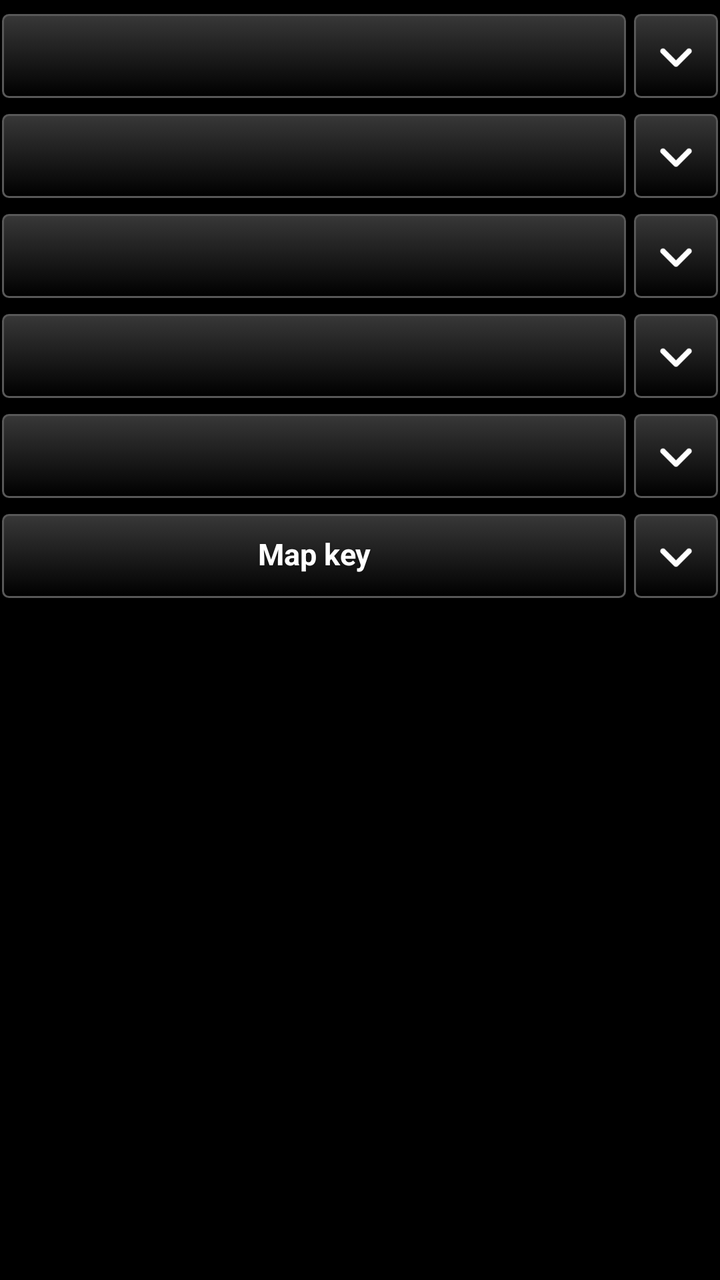
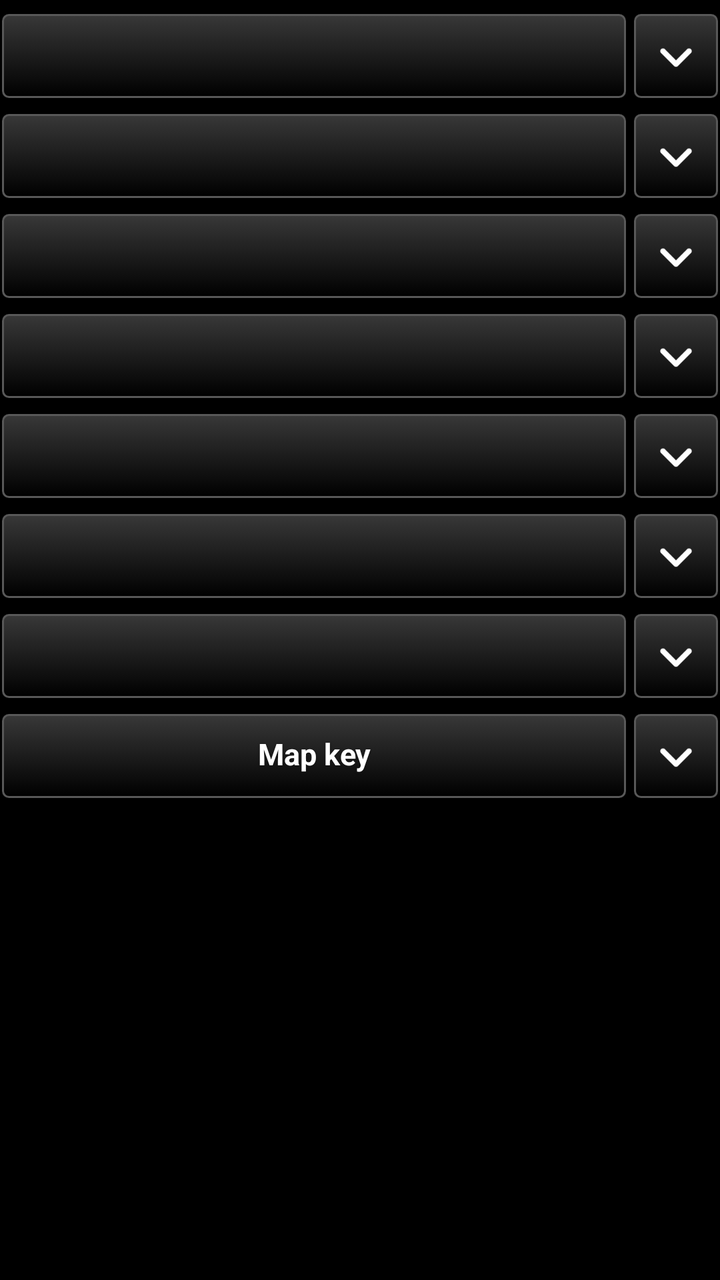

Two renders of the same Android screen: before a commit and after it. Below are the layout's source before the change and the commit's diff.
<!-- AndroidManifest.xml: application theme AppTheme -->
<!-- res/layout/settings_controls.xml -->
<?xml version="1.0" encoding="utf-8"?>
<LinearLayout xmlns:android="http://schemas.android.com/apk/res/android"
    android:layout_width="match_parent"
    android:layout_height="wrap_content"
    android:orientation="vertical">

    
    <LinearLayout
        android:id="@+id/fold_obstacles_row"
        android:layout_width="match_parent"
        android:layout_height="wrap_content"
        android:orientation="horizontal"
        android:gravity="center_vertical"
        android:layout_marginTop="6dp">

        <Button
            android:id="@+id/fold_obstacles_head"
            style="@style/TakwerxButton"
            android:layout_width="0dp"
            android:layout_weight="1"
            android:layout_height="wrap_content" />

        <ImageButton
            android:id="@+id/fold_obstacles_chev"
            style="@style/TakwerxIconButton"
            android:layout_width="44dp"
            android:layout_weight="0"
            android:layout_marginRight="0dp"
            android:contentDescription="@string/show_settings"
            android:src="@drawable/ic_expand" />
    </LinearLayout>

    <LinearLayout
        android:id="@+id/fold_obstacles_body"
        android:layout_width="match_parent"
        android:layout_height="wrap_content"
        android:orientation="vertical"
        android:paddingTop="4dp"
        android:paddingLeft="4dp"
        android:visibility="gone">

        <TextView
            android:layout_width="match_parent"
            android:layout_height="wrap_content"
            android:textSize="13sp"
            android:textColor="@color/white"
            android:text="@string/obstacles_note" />
    </LinearLayout>

    
    <LinearLayout
        android:id="@+id/fold_taller_row"
        android:layout_width="match_parent"
        android:layout_height="wrap_content"
        android:orientation="horizontal"
        android:gravity="center_vertical"
        android:layout_marginTop="6dp">

        <Button
            android:id="@+id/fold_taller_head"
            style="@style/TakwerxButton"
            android:layout_width="0dp"
            android:layout_weight="1"
            android:layout_height="wrap_content" />

        <ImageButton
            android:id="@+id/fold_taller_chev"
            style="@style/TakwerxIconButton"
            android:layout_width="44dp"
            android:layout_weight="0"
            android:layout_marginRight="0dp"
            android:contentDescription="@string/show_settings"
            android:src="@drawable/ic_expand" />
    </LinearLayout>

    <LinearLayout
        android:id="@+id/fold_taller_body"
        android:layout_width="match_parent"
        android:layout_height="wrap_content"
        android:orientation="vertical"
        android:paddingTop="4dp"
        android:visibility="gone">

        
        <LinearLayout
            android:id="@+id/taller_tiles"
            android:layout_width="match_parent"
            android:layout_height="wrap_content"
            android:orientation="horizontal" />
    </LinearLayout>

    
    <LinearLayout
        android:id="@+id/fold_types_row"
        android:layout_width="match_parent"
        android:layout_height="wrap_content"
        android:orientation="horizontal"
        android:gravity="center_vertical"
        android:layout_marginTop="6dp">

        <Button
            android:id="@+id/fold_types_head"
            style="@style/TakwerxButton"
            android:layout_width="0dp"
            android:layout_weight="1"
            android:layout_height="wrap_content" />

        <ImageButton
            android:id="@+id/fold_types_chev"
            style="@style/TakwerxIconButton"
            android:layout_width="44dp"
            android:layout_weight="0"
            android:layout_marginRight="0dp"
            android:contentDescription="@string/show_settings"
            android:src="@drawable/ic_expand" />
    </LinearLayout>

    <LinearLayout
        android:id="@+id/fold_types_body"
        android:layout_width="match_parent"
        android:layout_height="wrap_content"
        android:orientation="vertical"
        android:paddingTop="4dp"
        android:visibility="gone">

        
        <LinearLayout
            android:id="@+id/type_tiles"
            android:layout_width="match_parent"
            android:layout_height="wrap_content"
            android:orientation="vertical" />

        <LinearLayout
            android:layout_width="match_parent"
            android:layout_height="wrap_content"
            android:orientation="horizontal"
            android:layout_marginTop="6dp">

            <Button
                android:id="@+id/btn_types_all_on"
                style="@style/TakwerxButton"
                android:layout_width="0dp"
                android:layout_weight="1"
                android:layout_height="wrap_content"
                android:text="@string/all_on" />

            <Button
                android:id="@+id/btn_types_all_off"
                style="@style/TakwerxButton"
                android:layout_width="0dp"
                android:layout_weight="1"
                android:layout_height="wrap_content"
                android:layout_marginLeft="6dp"
                android:text="@string/all_off" />
        </LinearLayout>
    </LinearLayout>

    
    <LinearLayout
        android:id="@+id/fold_ceiling_row"
        android:layout_width="match_parent"
        android:layout_height="wrap_content"
        android:orientation="horizontal"
        android:gravity="center_vertical"
        android:layout_marginTop="6dp">

        <Button
            android:id="@+id/fold_ceiling_head"
            style="@style/TakwerxButton"
            android:layout_width="0dp"
            android:layout_weight="1"
            android:layout_height="wrap_content" />

        <ImageButton
            android:id="@+id/fold_ceiling_chev"
            style="@style/TakwerxIconButton"
            android:layout_width="44dp"
            android:layout_weight="0"
            android:layout_marginRight="0dp"
            android:contentDescription="@string/show_settings"
            android:src="@drawable/ic_expand" />
    </LinearLayout>

    <LinearLayout
        android:id="@+id/fold_ceiling_body"
        android:layout_width="match_parent"
        android:layout_height="wrap_content"
        android:orientation="vertical"
        android:paddingTop="4dp"
        android:visibility="gone">

        
        <LinearLayout
            android:id="@+id/ceiling_steps"
            android:layout_width="match_parent"
            android:layout_height="wrap_content"
            android:orientation="horizontal" />

        <LinearLayout
            android:layout_width="match_parent"
            android:layout_height="wrap_content"
            android:orientation="horizontal"
            android:layout_marginTop="6dp">

            <Button
                android:id="@+id/btn_ceiling_type"
                style="@style/TakwerxButton"
                android:layout_width="0dp"
                android:layout_weight="1"
                android:layout_height="wrap_content"
                android:text="@string/type_the_ceiling" />

            <Button
                android:id="@+id/btn_ceiling_above"
                style="@style/TakwerxButton"
                android:layout_width="0dp"
                android:layout_weight="1"
                android:layout_height="wrap_content"
                android:layout_marginLeft="6dp" />
        </LinearLayout>
    </LinearLayout>

    
    <LinearLayout
        android:id="@+id/fold_circle_row"
        android:layout_width="match_parent"
        android:layout_height="wrap_content"
        android:orientation="horizontal"
        android:gravity="center_vertical"
        android:layout_marginTop="6dp">

        <Button
            android:id="@+id/fold_circle_head"
            style="@style/TakwerxButton"
            android:layout_width="0dp"
            android:layout_weight="1"
            android:layout_height="wrap_content" />

        <ImageButton
            android:id="@+id/fold_circle_chev"
            style="@style/TakwerxIconButton"
            android:layout_width="44dp"
            android:layout_weight="0"
            android:layout_marginRight="0dp"
            android:contentDescription="@string/show_settings"
            android:src="@drawable/ic_expand" />
    </LinearLayout>

    <LinearLayout
        android:id="@+id/fold_circle_body"
        android:layout_width="match_parent"
        android:layout_height="wrap_content"
        android:orientation="vertical"
        android:paddingTop="4dp"
        android:visibility="gone">

        
        <LinearLayout
            android:id="@+id/circle_tiles"
            android:layout_width="match_parent"
            android:layout_height="wrap_content"
            android:orientation="horizontal" />
    </LinearLayout>

    
    <LinearLayout
        android:id="@+id/fold_key_row"
        android:layout_width="match_parent"
        android:layout_height="wrap_content"
        android:orientation="horizontal"
        android:gravity="center_vertical"
        android:layout_marginTop="6dp">

        <Button
            android:id="@+id/fold_key_head"
            style="@style/TakwerxButton"
            android:layout_width="0dp"
            android:layout_weight="1"
            android:layout_height="wrap_content"
            android:text="@string/map_key" />

        <ImageButton
            android:id="@+id/fold_key_chev"
            style="@style/TakwerxIconButton"
            android:layout_width="44dp"
            android:layout_weight="0"
            android:layout_marginRight="0dp"
            android:contentDescription="@string/show_settings"
            android:src="@drawable/ic_expand" />
    </LinearLayout>

    
    <LinearLayout
        android:id="@+id/fold_key_body"
        android:layout_width="match_parent"
        android:layout_height="wrap_content"
        android:orientation="vertical"
        android:paddingTop="4dp"
        android:paddingLeft="4dp"
        android:visibility="gone" />

</LinearLayout>
<!-- resources referenced by this layout -->
<resources>
  <color name="white">#ffffff</color>
  <string name="all_off">All off</string>
  <string name="all_on">All on</string>
  <string name="map_key">Map key</string>
  <string name="obstacles_note">Not every wire or tower is charted. FAA\'s file holds the obstacles that affect charting; distribution lines are never in it.</string>
  <string name="show_settings">Show settings</string>
  <string name="type_the_ceiling">Type the ceiling</string>
  <style name="TakwerxButton" parent="@style/darkButton">
          <item name="android:paddingLeft">12dp</item>
          <item name="android:paddingRight">12dp</item>
          <item name="android:paddingTop">6dp</item>
          <item name="android:paddingBottom">8dp</item>
          <item name="android:minHeight">44dp</item>
          <item name="android:minWidth">0dp</item>
          <item name="android:textSize">15sp</item>
          <item name="android:singleLine">true</item>
          <item name="android:ellipsize">end</item>
      </style>
  <style name="TakwerxIconButton">
          <item name="android:layout_width">0dp</item>
          <item name="android:layout_weight">1</item>
          <item name="android:layout_height">44dp</item>
          <item name="android:layout_marginLeft">2dp</item>
          <item name="android:layout_marginRight">2dp</item>
          <item name="android:background">@drawable/btn_gray</item>
          <item name="android:scaleType">centerInside</item>
          <item name="android:padding">9dp</item>
      </style>
  <style name="AppTheme" parent="@android:style/Theme.Holo">
          <item name="android:buttonStyle">@android:style/Widget.Button</item>
          <item name="android:imageButtonStyle">@android:style/Widget.Button</item>
          <item name="android:buttonStyleToggle">@android:style/Widget.Button</item>
          <item name="android:spinnerStyle">@style/ATAKSpinner</item>
          <item name="android:spinnerItemStyle">@style/ATAKSpinnerItem</item>
          <item name="android:editTextStyle">@style/ATAKEditText</item>
      </style>
  <style name="ATAKSpinner" parent="@android:style/Widget.Spinner">
          <item name="android:spinnerMode">dialog</item>
      </style>
  <style name="ATAKSpinnerItem">
          <item name="android:textColor">@android:color/white</item>
          <item name="android:dropDownVerticalOffset">0dip</item>
          <item name="android:dropDownHorizontalOffset">0dip</item>
          <item name="android:dropDownWidth">wrap_content</item>
          <item name="android:gravity">left|center_vertical</item>
      </style>
  <style name="ATAKEditText" parent="@android:style/Widget.EditText">
          
          
  
          
          <item name="android:imeOptions">flagNoFullscreen</item>
      </style>
  <color name="darker_gray">#121212</color>
  <dimen name="fontSize">14sp</dimen>
  <!-- drawable new_dark_button_disabled (drawable) -->
  <?xml version="1.0" encoding="utf-8"?>
  <layer-list xmlns:android="http://schemas.android.com/apk/res/android">
      <item android:bottom="1dp" android:right="1dp" android:left="1dp" android:top="1dp">
          <shape android:shape="rectangle">
              <corners android:radius="3dp" />
              <stroke
                  android:width="1dp"
                  android:color="#484848" />
              <solid android:color="#484848" />
          </shape>
      </item>
  </layer-list>
  <!-- unchanged entries left out for length: 5 -->
</resources>

<!-- the commit's change to res/layout/settings_controls.xml (unified diff, before → after) -->
@@ -157,6 +157,113 @@
 
     
     <LinearLayout
+        android:id="@+id/fold_flight_row"
+        android:layout_width="match_parent"
+        android:layout_height="wrap_content"
+        android:orientation="horizontal"
+        android:gravity="center_vertical"
+        android:layout_marginTop="6dp">
+
+        <Button
+            android:id="@+id/fold_flight_head"
+            style="@style/TakwerxButton"
+            android:layout_width="0dp"
+            android:layout_weight="1"
+            android:layout_height="wrap_content" />
+
+        <ImageButton
+            android:id="@+id/fold_flight_chev"
+            style="@style/TakwerxIconButton"
+            android:layout_width="44dp"
+            android:layout_weight="0"
+            android:layout_marginRight="0dp"
+            android:contentDescription="@string/show_settings"
+            android:src="@drawable/ic_expand" />
+    </LinearLayout>
+
+    <LinearLayout
+        android:id="@+id/fold_flight_body"
+        android:layout_width="match_parent"
+        android:layout_height="wrap_content"
+        android:orientation="vertical"
+        android:paddingTop="4dp"
+        android:visibility="gone">
+
+        <LinearLayout
+            android:id="@+id/flight_tiles"
+            android:layout_width="match_parent"
+            android:layout_height="wrap_content"
+            android:orientation="horizontal" />
+
+        <Button
+            android:id="@+id/btn_flight_type"
+            style="@style/TakwerxButton"
+            android:layout_width="match_parent"
+            android:layout_height="wrap_content"
+            android:layout_marginTop="6dp"
+            android:text="@string/type_the_height" />
+
+        <TextView
+            android:layout_width="match_parent"
+            android:layout_height="wrap_content"
+            android:paddingTop="6dp"
+            android:textSize="12sp"
+            android:alpha="0.7"
+            android:textColor="@color/white"
+            android:text="@string/flight_note" />
+    </LinearLayout>
+
+    
+    <LinearLayout
+        android:id="@+id/fold_sep_row"
+        android:layout_width="match_parent"
+        android:layout_height="wrap_content"
+        android:orientation="horizontal"
+        android:gravity="center_vertical"
+        android:layout_marginTop="6dp">
+
+        <Button
+            android:id="@+id/fold_sep_head"
+            style="@style/TakwerxButton"
+            android:layout_width="0dp"
+            android:layout_weight="1"
+            android:layout_height="wrap_content" />
+
+        <ImageButton
+            android:id="@+id/fold_sep_chev"
+            style="@style/TakwerxIconButton"
+            android:layout_width="44dp"
+            android:layout_weight="0"
+            android:layout_marginRight="0dp"
+            android:contentDescription="@string/show_settings"
+            android:src="@drawable/ic_expand" />
+    </LinearLayout>
+
+    <LinearLayout
+        android:id="@+id/fold_sep_body"
+        android:layout_width="match_parent"
+        android:layout_height="wrap_content"
+        android:orientation="vertical"
+        android:paddingTop="4dp"
+        android:visibility="gone">
+
+        <LinearLayout
+            android:id="@+id/sep_tiles"
+            android:layout_width="match_parent"
+            android:layout_height="wrap_content"
+            android:orientation="horizontal" />
+
+        <Button
+            android:id="@+id/btn_sep_type"
+            style="@style/TakwerxButton"
+            android:layout_width="match_parent"
+            android:layout_height="wrap_content"
+            android:layout_marginTop="6dp"
+            android:text="@string/type_the_separation" />
+    </LinearLayout>
+
+    
+    <LinearLayout
         android:id="@+id/fold_ceiling_row"
         android:layout_width="match_parent"
         android:layout_height="wrap_content"
<!-- resource entries referenced after the edit -->
@@ -3,10 +3,13 @@
   <color name="white">#ffffff</color>
   <string name="all_off">All off</string>
   <string name="all_on">All on</string>
+  <string name="flight_note">How high above the ground the aircraft flies. Part 107 allows 400 ft above the terrain under it.</string>
   <string name="map_key">Map key</string>
   <string name="obstacles_note">Not every wire or tower is charted. FAA\'s file holds the obstacles that affect charting; distribution lines are never in it.</string>
   <string name="show_settings">Show settings</string>
   <string name="type_the_ceiling">Type the ceiling</string>
+  <string name="type_the_height">Type the height</string>
+  <string name="type_the_separation">Type the separation</string>
   <style name="TakwerxButton" parent="@style/darkButton">
           <item name="android:paddingLeft">12dp</item>
           <item name="android:paddingRight">12dp</item>
